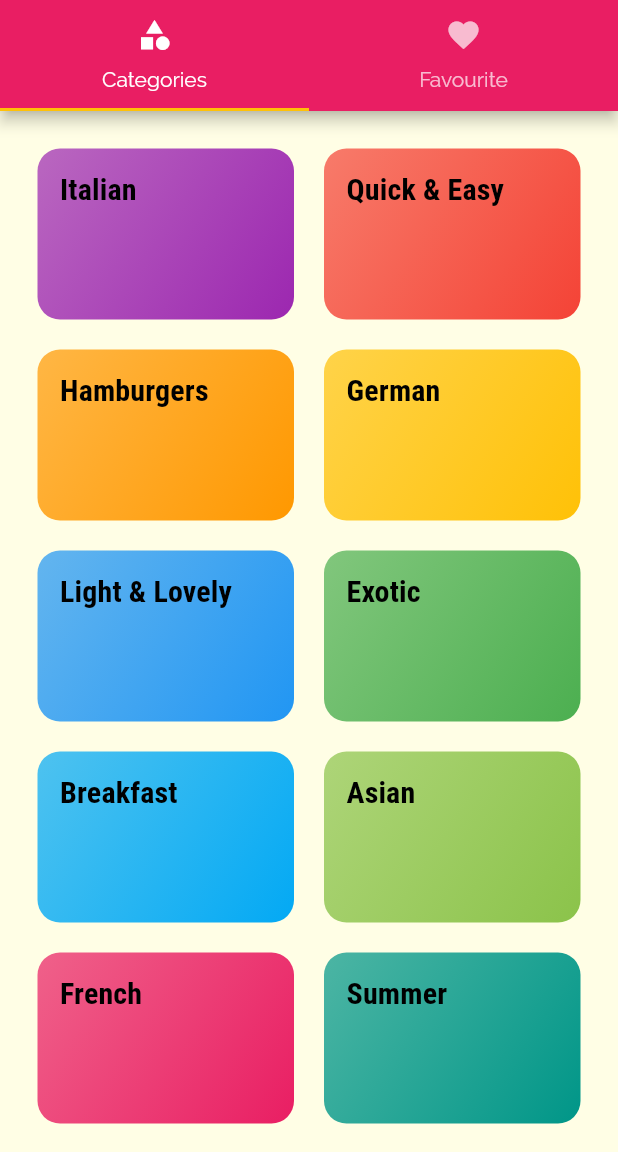
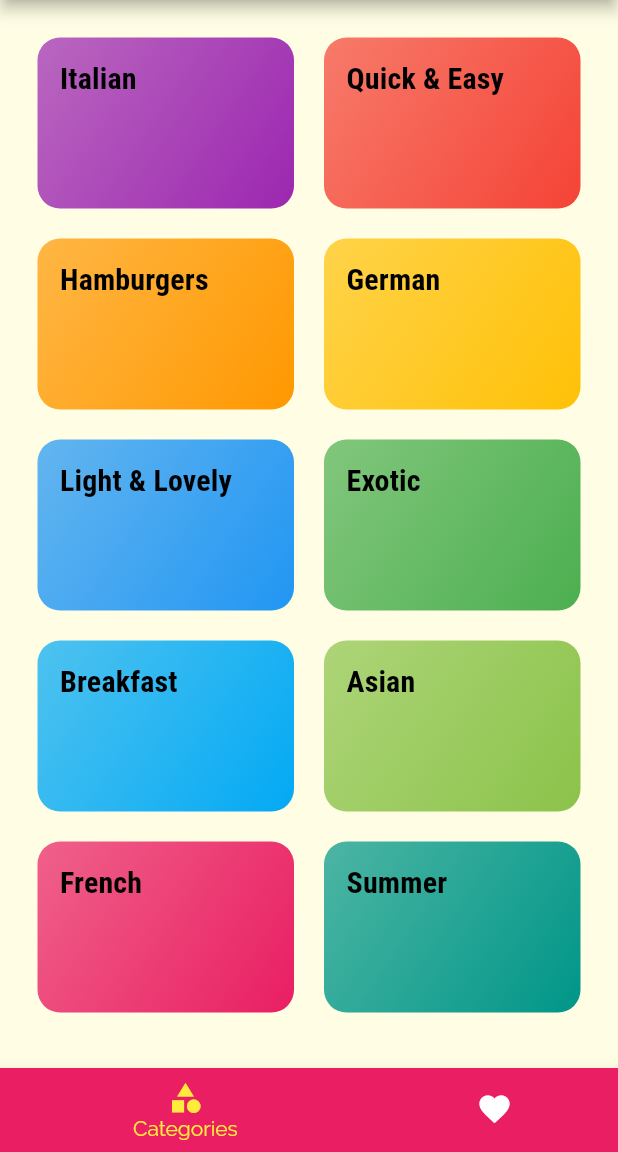
Before and after one commit to RounakJoshi09/the_cook_book_app, a Flutter app: the screen it shows after launch, on a phone screen of 412 x 824 dp, the part 84-1236 px from its top. Run offline on Flutter 3.47's test engine with Material 2 defaults, Android fonts, the phone set to English and light mode, and no system bars.

Commit message:
Bottom Navigation Bar SuccessFull

```diff
--- a/lib/main.dart
+++ b/lib/main.dart
@@ -1,4 +1,5 @@
 import 'package:flutter/material.dart';
+import 'package:flutter_complete_guide/screens/bottom_navigation_bar.dart';
 
 import 'screens/category_meals_screen.dart';
 import 'screens/categories_screen.dart';
@@ -33,7 +34,7 @@ class MyApp extends StatelessWidget {
       // home: CategoriesScreen(),
       initialRoute: '/', // default is '/'
       routes: {
-        '/': (ctx) => TabScreen(),
+        '/': (ctx) => BotttomNavigation_Bar(),
         CategoryMealsScreen.routeName: (ctx) => CategoryMealsScreen(),
         MealDetail.routeName: (ctx) => MealDetail(),
       },
--- /dev/null
+++ b/lib/screens/bottom_navigation_bar.dart
@@ -0,0 +1,51 @@
+import 'package:flutter/cupertino.dart';
+import 'package:flutter/material.dart';
+import './categories_screen.dart';
+import './favourite_screen.dart';
+
+class BotttomNavigation_Bar extends StatefulWidget {
+  @override
+  State<BotttomNavigation_Bar> createState() => _BotttomNavigation_BarState();
+}
+
+class _BotttomNavigation_BarState extends State<BotttomNavigation_Bar> {
+  @override
+  final List<Map<String, Object>> _pages = [
+    {'page': CategoriesScreen(), 'title': 'Categories'},
+    {'page': FavouriteScreen(), 'title': 'Favourite'},
+  ];
+  void _selectedPage(int index) {
+    setState(() {
+      _selectedPageIndex = index;
+    });
+  }
+
+  int _selectedPageIndex = 0;
+  Widget build(BuildContext context) {
+    return Scaffold(
+      appBar: AppBar(
+          title: _selectedPageIndex == 0
+              ? Text('The Cook Book')
+              : Text(_pages[_selectedPageIndex]['title'])),
+      body: _pages[_selectedPageIndex]['page'],
+      bottomNavigationBar: BottomNavigationBar(
+        onTap: _selectedPage,
+        backgroundColor: Theme.of(context).primaryColor,
+        unselectedItemColor: Colors.white,
+        selectedItemColor: Colors.yellow,
+        currentIndex: _selectedPageIndex,
+        type: BottomNavigationBarType.shifting,
+        items: [
+          BottomNavigationBarItem(
+              icon: Icon(Icons.category_sharp),
+              label: 'Categories',
+              backgroundColor: Theme.of(context).primaryColor),
+          BottomNavigationBarItem(
+              icon: Icon(Icons.favorite),
+              label: 'Favourite',
+              backgroundColor: Theme.of(context).primaryColor),
+        ],
+      ),
+    );
+  }
+}
```
